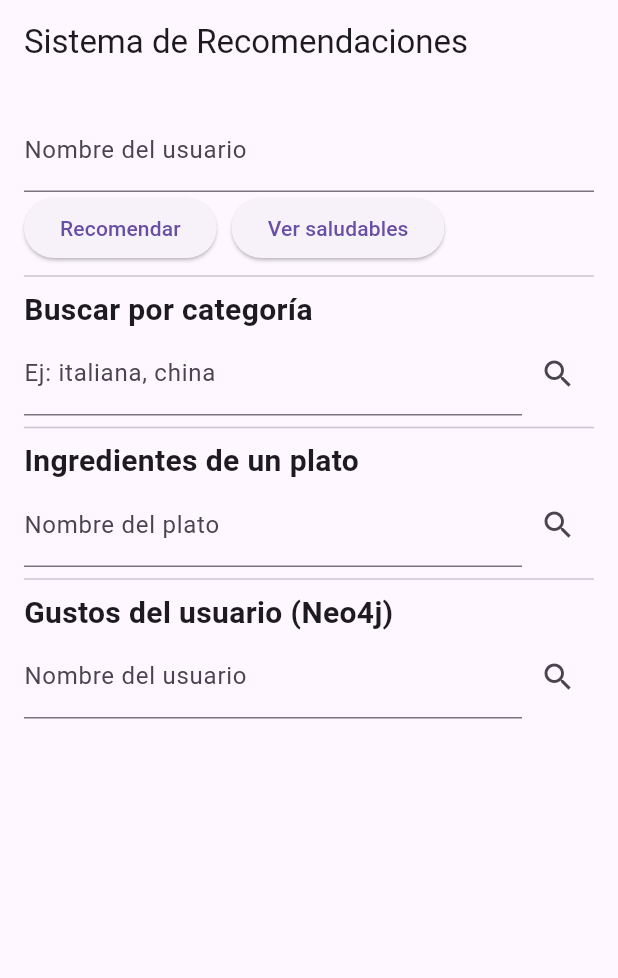
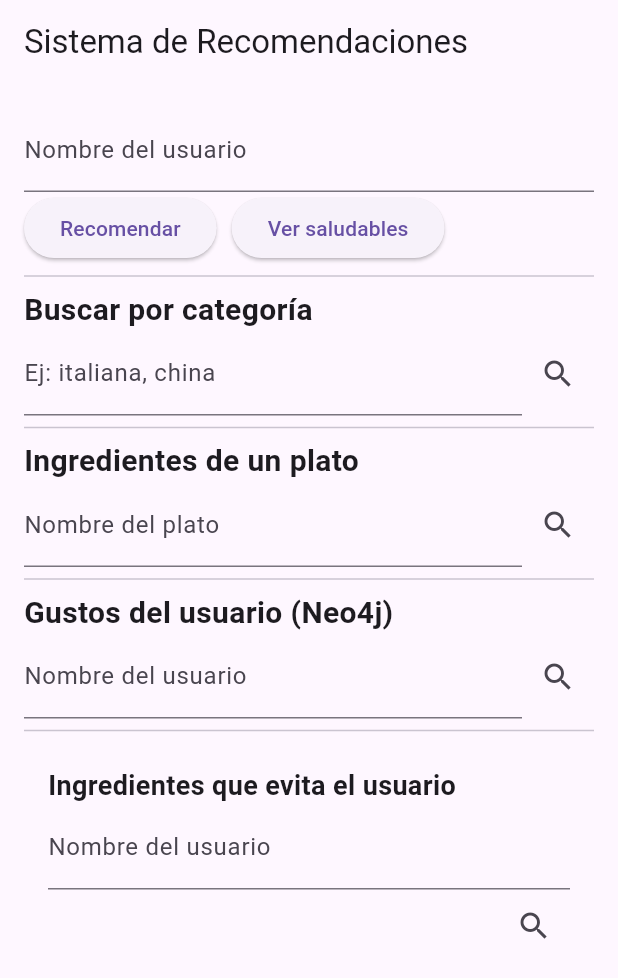
Before and after one commit to antonySAZ7/Proyecto-Estructrua-dato-2, a Flutter app: the screen it shows after launch, on a phone screen of 412 x 824 dp. Shown: the top 978 px of the screen. Run offline on Flutter 3.47's test engine with Material 3 defaults, Android fonts, the phone set to English and light mode, and no system bars.

Commit message:
finalizando la logica del frontend

```diff
--- a/frontend/lib/logic.dart
+++ b/frontend/lib/logic.dart
@@ -28,3 +28,15 @@ Future<List<String>> obtenerGustosDesdeNeo4j(String usuario) async {
     throw Exception(data['mensaje'] ?? 'Error al obtener gustos');
   }
 }
+
+Future<List<String>> obtenerIngredientesEvitados(String usuario) async {
+  final url = Uri.parse('$baseUrl/evita?usuario=$usuario');
+  final response = await http.get(url);
+  final data = json.decode(response.body);
+
+  if (response.statusCode == 200 && data.containsKey('ingredientes')) {
+    return List<String>.from(data['ingredientes']);
+  } else {
+    throw Exception(data['mensaje'] ?? 'Error al obtener ingredientes evitados');
+  }
+}
--- a/frontend/lib/main.dart
+++ b/frontend/lib/main.dart
@@ -3,7 +3,7 @@ import 'logic.dart';
 import 'widgets/categoria_widget.dart';
 import 'widgets/ingredientes_widget.dart';
 import 'widgets/gustos_widget.dart';
-
+import 'widgets/evita_widget.dart';
 void main() {
   runApp(MyApp());
 }
@@ -55,6 +55,7 @@ class _RecomendacionesAppState extends State<RecomendacionesApp> {
       body: SingleChildScrollView(
         padding: EdgeInsets.all(16),
         child: Column(
+          crossAxisAlignment: CrossAxisAlignment.start,
           children: [
             TextField(
               controller: usuarioController,
@@ -73,7 +74,11 @@ class _RecomendacionesAppState extends State<RecomendacionesApp> {
                 ),
               ],
             ),
-            if (nota.isNotEmpty) Text(nota, style: TextStyle(fontWeight: FontWeight.bold)),
+            if (nota.isNotEmpty)
+              Padding(
+                padding: const EdgeInsets.symmetric(vertical: 10),
+                child: Text(nota, style: TextStyle(fontWeight: FontWeight.bold)),
+              ),
             ...recomendaciones.map((r) => ListTile(title: Text(r))),
             Divider(),
             CategoriaWidget(tipoController: tipoController),
@@ -81,6 +86,8 @@ class _RecomendacionesAppState extends State<RecomendacionesApp> {
             IngredientesWidget(platoController: platoController),
             Divider(),
             GustosWidget(usuarioController: usuarioController),
+            Divider(),
+            EvitaWidget(usuarioController: usuarioController), // 👈 nuevo widget
           ],
         ),
       ),
--- /dev/null
+++ b/frontend/lib/widgets/evita_widget.dart
@@ -0,0 +1,71 @@
+import 'package:flutter/material.dart';
+import 'package:http/http.dart' as http;
+import 'dart:convert';
+
+class EvitaWidget extends StatefulWidget {
+  final TextEditingController usuarioController;
+
+  const EvitaWidget({super.key, required this.usuarioController});
+
+  @override
+  State<EvitaWidget> createState() => _EvitaWidgetState();
+}
+
+class _EvitaWidgetState extends State<EvitaWidget> {
+  List<String> evitados = [];
+  String mensaje = "";
+
+  Future<void> buscarEvita() async {
+    final usuario = widget.usuarioController.text;
+    final url = Uri.parse('https://proyecto-estructrua-dato-2.onrender.com/evita?usuario=$usuario');
+
+    try {
+      final response = await http.get(url);
+      if (response.statusCode == 200) {
+        final data = jsonDecode(response.body);
+        setState(() {
+          mensaje = "";
+          evitados = List<String>.from(data['ingredientes']);
+        });
+      } else {
+        setState(() {
+          mensaje = jsonDecode(response.body)['mensaje'] ?? 'Error';
+          evitados = [];
+        });
+      }
+    } catch (e) {
+      setState(() {
+        mensaje = "Error de conexión";
+        evitados = [];
+      });
+    }
+  }
+
+  @override
+  Widget build(BuildContext context) {
+    return Padding(
+      padding: const EdgeInsets.all(16),
+      child: Column(
+        crossAxisAlignment: CrossAxisAlignment.start,
+        children: [
+          const Text("Ingredientes que evita el usuario", style: TextStyle(fontSize: 18, fontWeight: FontWeight.bold)),
+          TextField(
+            controller: widget.usuarioController,
+            decoration: const InputDecoration(labelText: 'Nombre del usuario'),
+          ),
+          Align(
+            alignment: Alignment.centerRight,
+            child: IconButton(
+              onPressed: buscarEvita,
+              icon: const Icon(Icons.search),
+            ),
+          ),
+          const SizedBox(height: 8),
+          if (mensaje.isNotEmpty)
+            Text(mensaje, style: const TextStyle(color: Colors.red)),
+          ...evitados.map((i) => Text('- $i')),
+        ],
+      ),
+    );
+  }
+}
```
